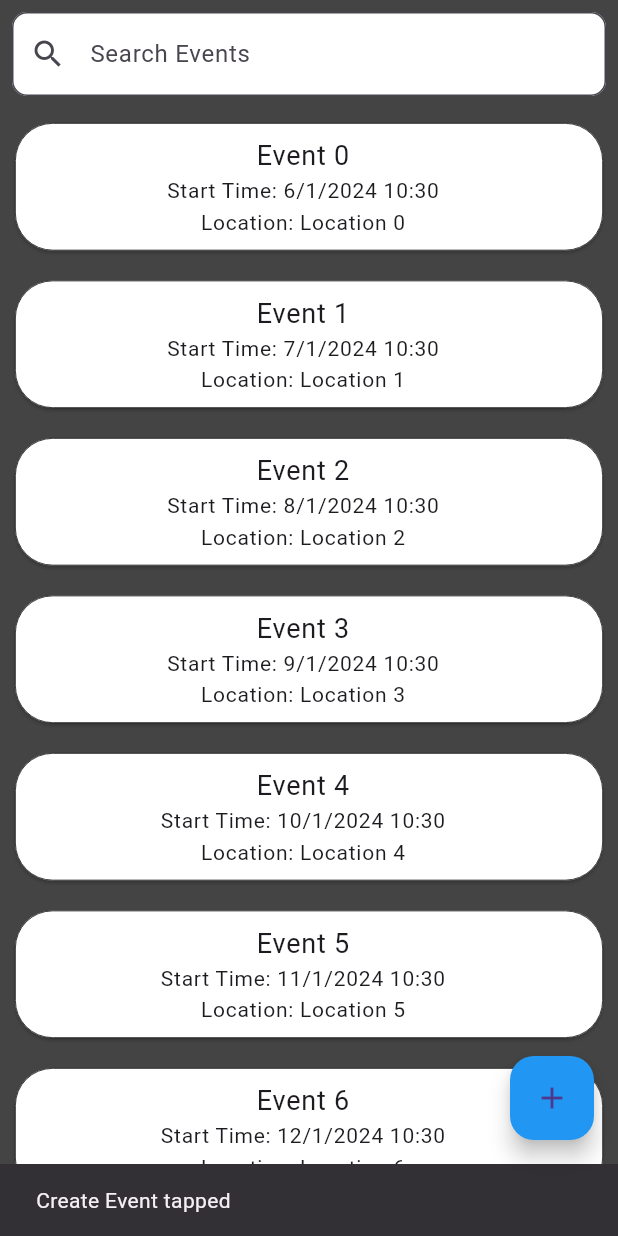
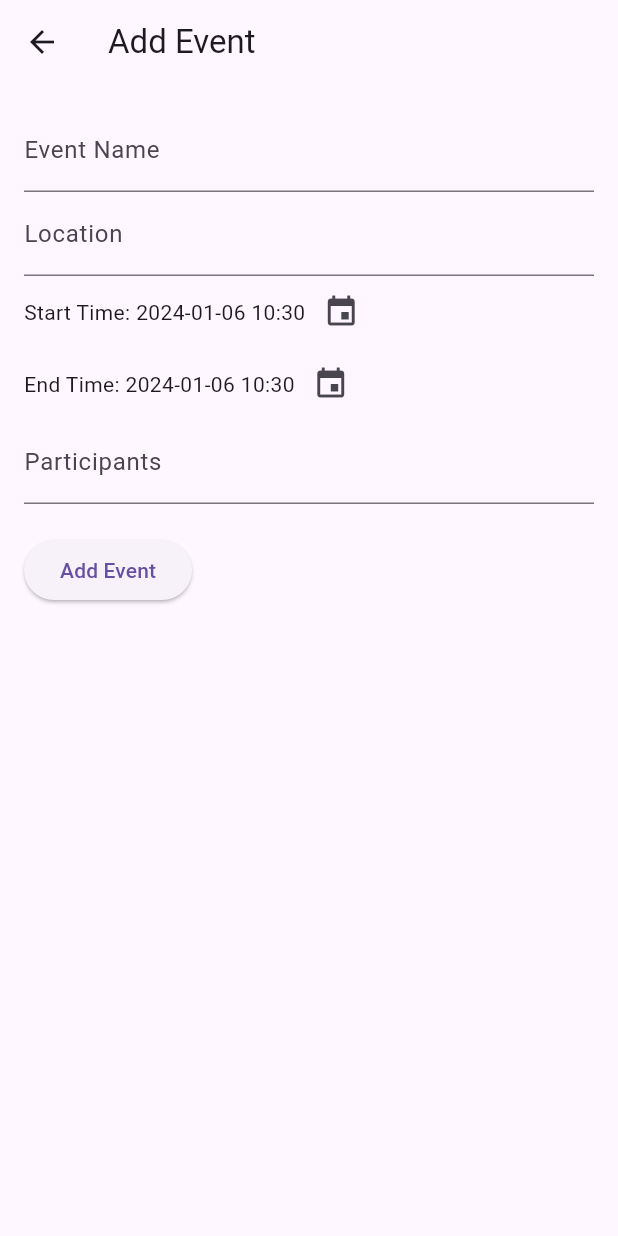
Before and after one commit to Thambara-20/TagMe, a Flutter app: the EventsPage screen opened by its route, after a tap on the "add" icon, on a phone screen of 412 x 824 dp. Run offline on Flutter 3.47's test engine with Material 3 defaults, Android fonts, the phone set to English and light mode, and no system bars; our stand-ins replace curved_navigation_bar, font_awesome_flutter, geocoding, geolocator.

Commit message:
implelmented addEventscreen

```diff
--- /dev/null
+++ b/tag_me/lib/EventsPage/AddEventPage/AddEventPage.dart
@@ -0,0 +1,173 @@
+
+import 'package:flutter/material.dart';
+import 'package:intl/intl.dart';
+import 'package:tag_me/EventsPage/EventsPage.dart';
+import 'package:geolocator/geolocator.dart';
+import 'package:geocoding/geocoding.dart';
+
+
+class AddEventForm extends StatefulWidget {
+  final List<Event> intialEvents;
+
+  const AddEventForm({Key? key, required this.intialEvents}) : super(key: key);
+
+  @override
+  _AddEventFormState createState() => _AddEventFormState();
+}
+
+class _AddEventFormState extends State<AddEventForm> {
+  final TextEditingController _nameController = TextEditingController();
+  final TextEditingController _locationController = TextEditingController();
+  DateTime _startTime = DateTime.now();
+  DateTime _endTime = DateTime.now();
+  final TextEditingController _participantsController = TextEditingController();
+
+  @override
+  Widget build(BuildContext context) {
+    return Scaffold(
+      appBar: AppBar(
+        title: const Text('Add Event'),
+      ),
+      body: Padding(
+        padding: const EdgeInsets.all(16.0),
+        child: Column(
+          crossAxisAlignment: CrossAxisAlignment.start,
+          children: [
+            TextField(
+              controller: _nameController,
+              decoration: InputDecoration(labelText: 'Event Name'),
+            ),
+            TextField(
+              controller: _locationController,
+              decoration: InputDecoration(labelText: 'Location'),
+            ),
+            Row(
+              children: [
+                Text('Start Time: ${DateFormat('yyyy-MM-dd HH:mm').format(_startTime)}'),
+                IconButton(
+                  icon: Icon(Icons.event),
+                  onPressed: () async {
+                    final selectedDate = await showDatePicker(
+                      context: context,
+                      initialDate: _startTime,
+                      firstDate: DateTime.now(),
+                      lastDate: DateTime(2101),
+                    );
+                    if (selectedDate != null) {
+                      // ignore: use_build_context_synchronously
+                      final selectedTime = await showTimePicker(
+                        context: context,
+                        initialTime: TimeOfDay.fromDateTime(_startTime),
+                      );
+                      if (selectedTime != null) {
+                        setState(() {
+                          _startTime = DateTime(
+                            selectedDate.year,
+                            selectedDate.month,
+                            selectedDate.day,
+                            selectedTime.hour,
+                            selectedTime.minute,
+                          );
+                        });
+                      }
+                    }
+                  },
+                ),
+              ],
+            ),
+            Row(
+              children: [
+                Text('End Time: ${DateFormat('yyyy-MM-dd HH:mm').format(_endTime)}'),
+                IconButton(
+                  icon: Icon(Icons.event),
+                  onPressed: () async {
+                    final selectedDate = await showDatePicker(
+                      context: context,
+                      initialDate: _endTime,
+                      firstDate: DateTime.now(),
+                      lastDate: DateTime(2101),
+                    );
+                    if (selectedDate != null) {
+                      // ignore: use_build_context_synchronously
+                      final selectedTime = await showTimePicker(
+                        context: context,
+                        initialTime: TimeOfDay.fromDateTime(_endTime),
+                      );
+                      if (selectedTime != null) {
+                        setState(() {
+                          _endTime = DateTime(
+                            selectedDate.year,
+                            selectedDate.month,
+                            selectedDate.day,
+                            selectedTime.hour,
+                            selectedTime.minute,
+                          );
+                        });
+                      }
+                    }
+                  },
+                ),
+              ],
+            ),
+            TextField(
+              controller: _participantsController,
+              decoration: InputDecoration(labelText: 'Participants'),
+            ),
+            const SizedBox(height: 20),
+            ElevatedButton(
+              onPressed: () {
+                _onSubmit();
+              },
+              child: const Text('Add Event'),
+            ),
+          ],
+        ),
+      ),
+    );
+  }
+
+void _onSubmit() async {
+  if (_nameController.text.isEmpty ||
+      _participantsController.text.isEmpty) {
+    ScaffoldMessenger.of(context).showSnackBar(
+      SnackBar(content: Text('Please fill in all required fields')),
+    );
+    return;
+  }
+
+  String location = await _getLocation();
+
+  final newEvent = Event(
+    name: _nameController.text,
+    startTime: _startTime,
+    endTime: _endTime,
+    location: location,
+    isParticipating: false,
+  );
+
+  widget.intialEvents.add(newEvent);
+
+  Navigator.pop(context);
+}
+
+
+  @override
+  void dispose() {
+    _nameController.dispose();
+    _locationController.dispose();
+    _participantsController.dispose();
+    super.dispose();
+  }
+}
+
+Future<String> _getLocation() async {
+  try {
+    Position position = await Geolocator.getCurrentPosition(
+        desiredAccuracy: LocationAccuracy.high);
+    List<Placemark> placemarks =
+        await placemarkFromCoordinates(position.latitude, position.longitude);
+    return placemarks[0].name ?? "Unknown Location";
+  } catch (e) {
+    return "Error getting location";
+  }
+}
--- a/tag_me/lib/EventsPage/EventsPage.dart
+++ b/tag_me/lib/EventsPage/EventsPage.dart
@@ -1,15 +1,20 @@
 import 'package:flutter/material.dart';
+import 'package:tag_me/EventsPage/AddEventPage/AddEventPage.dart';
 import 'package:tag_me/constants/constants.dart';
 
 class Event {
   final String name;
   final DateTime startTime;
+  final DateTime endTime;
   final String location;
+  bool isParticipating;
 
   Event({
     required this.name,
     required this.startTime,
+    required this.endTime,
     required this.location,
+    required this.isParticipating,
   });
 }
 
@@ -23,15 +28,8 @@ class EventsPage extends StatefulWidget {
 }
 
 class _EventsPageState extends State<EventsPage> {
-  TextEditingController _searchController = TextEditingController();
-  List<Event> events = List.generate(
-    10,
-        (index) => Event(
-      name: 'Event $index',
-      startTime: DateTime.now().add(Duration(days: index)),
-      location: 'Location $index',
-    ),
-  );
+  final TextEditingController _searchController = TextEditingController();
+  List<Event> events = [];
 
   @override
   Widget build(BuildContext context) {
@@ -46,25 +44,17 @@ class _EventsPageState extends State<EventsPage> {
                 controller: _searchController,
                 onChanged: (value) {
                   setState(() {
-                    // Filter events based on the search query
-                    events = List.generate(
-                      10,
-                          (index) => Event(
-                        name: 'Event $index',
-                        startTime: DateTime.now().add(Duration(days: index)),
-                        location: 'Location $index',
-                      ),
-                    ).where(
-                          (event) =>
-                      event.name.toLowerCase().contains(value.toLowerCase()) ||
-                          event.location.toLowerCase().contains(value.toLowerCase()),
-                    ).toList();
+                    events = events.where((event) {
+                      return event.name
+                          .toLowerCase()
+                          .contains(value.toLowerCase());
+                    }).toList();
                   });
                 },
                 decoration: InputDecoration(
                   hintText: 'Search Events',
                   filled: true,
-                  fillColor: Colors.white,
+                  fillColor: ksearchBarColor,
                   prefixIcon: const Icon(Icons.search),
                   border: OutlineInputBorder(
                     borderRadius: BorderRadius.circular(10.0),
@@ -76,7 +66,10 @@ class _EventsPageState extends State<EventsPage> {
               child: ListView.builder(
                 itemCount: events.length,
                 itemBuilder: (context, index) {
+                  if (events[index].isParticipating == false ){
                   return _buildEventListItem(events[index]);
+
+                  }
                 },
               ),
             ),
@@ -85,23 +78,21 @@ class _EventsPageState extends State<EventsPage> {
       ),
       floatingActionButton: FloatingActionButton(
         onPressed: () {
-          // Handle creating a new event
           _onCreateEvent(context);
         },
-        backgroundColor: Colors.blue,
+        backgroundColor: kAddButtonColor,
         child: const Icon(Icons.add),
       ),
     );
   }
-
 Widget _buildEventListItem(Event event) {
   return Card(
     margin: const EdgeInsets.all(10.0),
-      color: Colors.white, // Replace with your desired background color
+    color: keventCardColor,
     shape: RoundedRectangleBorder(
       borderRadius: BorderRadius.circular(25.0),
       side: const BorderSide(
-          color: Colors.black,
+        color: keventCardBorderColor,
         width: 0.5,
       ),
     ),
@@ -111,25 +102,40 @@ class _EventsPageState extends State<EventsPage> {
           children: [
             Text(
               event.name,
-                style: TextStyle(fontSize: 18.0),
+              style: const TextStyle(fontSize: 18.0),
             ),
             Text(
               'Start Time: ${_formatDateTime(event.startTime)}',
-                style: TextStyle(fontSize: 14.0),
+              style: const TextStyle(fontSize: 14.0),
+            ),
+            Text(
+              'End Time: ${_formatDateTime(event.endTime)}',
+              style: const TextStyle(fontSize: 14.0),
             ),
             Text(
               'Location: ${event.location}',
-                style: TextStyle(fontSize: 14.0),
+              style: const TextStyle(fontSize: 14.0),
+            ),
+            ElevatedButton(
+              onPressed: () {
+                setState(() {
+                  event.isParticipating = true;
+                });
+              },
+              child: Text(event.isParticipating ? 'Already Participated' : 'Participate'),
             ),
           ],
         ),
       ),
       onTap: () {
         _onEventTapped(context, event.name);
+        setState(() {
+        });
       },
     ),
   );
 }
+
 
   void _onEventTapped(BuildContext context, String eventName) {
     ScaffoldMessenger.of(context).showSnackBar(
@@ -138,9 +144,13 @@ class _EventsPageState extends State<EventsPage> {
   }
 
   void _onCreateEvent(BuildContext context) {
-    ScaffoldMessenger.of(context).showSnackBar(
-      SnackBar(content: Text('Create Event tapped')),
-    );
+    Navigator.push(
+            context,
+            MaterialPageRoute(
+                builder: (context) => AddEventForm(intialEvents: events)))
+        .then((value) => {
+              {setState(() {})}
+            });
   }
 
   String _formatDateTime(DateTime dateTime) {
--- a/tag_me/lib/SigninPage/SigninPage.dart
+++ b/tag_me/lib/SigninPage/SigninPage.dart
@@ -72,7 +72,7 @@ class _SignInPageState extends State<SignInPage> {
               SizedBox(height: 0.02 * screenHeight),
               ElevatedButton(
                 onPressed: () {
-                  Navigator.pushNamed(context, MyHomePage.routeName);
+                  Navigator.pushNamed(context, MainPage.routeName);
                 },
                 style: ElevatedButton.styleFrom(
                   fixedSize: Size(0.7 * screenWidth, 0.06 * screenHeight),
--- a/tag_me/pubspec.yaml
+++ b/tag_me/pubspec.yaml
@@ -37,6 +37,9 @@ dependencies:
   cupertino_icons: ^1.0.2
   font_awesome_flutter: ^10.6.0
   curved_navigation_bar: ^1.0.3
+  geolocator: ^10.1.0
+  geocoding: ^2.1.1
+  intl: ^0.19.0
 
 dev_dependencies:
   flutter_test:
```
Also changed, not shown: tag_me/lib/constants/constants.dart (+7 -1 lines), tag_me/lib/main.dart (+9 -11 lines), tag_me/pubspec.lock, 3 other files. Lines whose indentation alone changed are shown as unchanged.
